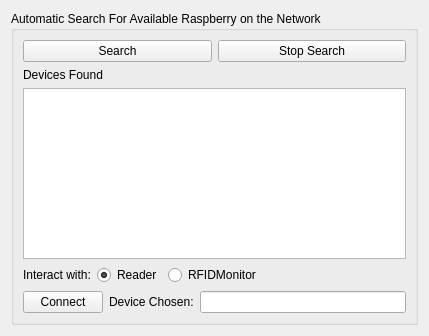
Qt form RFIDMonitorDeskApp/gui/networkconnconfigwidget.ui (CELTAB/rfidmonitor) before a commit.
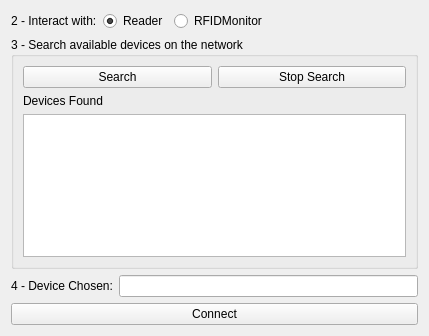
The same form after that commit.

Commit message: Backup purpose. Cleaning branch of other systems: RFIDMonitor, RFIDMonitorDesktop, RFIDReaderSimulator. Now this branch have only RFIDMonitorDeskApp system. On RFIDMonitorDeskApp: New way to use model in ListView of rasps found. Logging of ReaderInteractor is up to date to work with both serial and network communication. A missing part of SerialCommunication about serial settings is now ok.

```diff
--- a/RFIDMonitorDeskApp/gui/networkconnconfigwidget.ui
+++ b/RFIDMonitorDeskApp/gui/networkconnconfigwidget.ui
@@ -14,10 +14,51 @@
    <string>Form</string>
   </property>
   <layout class="QVBoxLayout" name="verticalLayout">
+   <item>
+    <layout class="QHBoxLayout" name="horizontalLayout_2">
+     <item>
+      <widget class="QLabel" name="label">
+       <property name="text">
+        <string>2 - Interact with:</string>
+       </property>
+      </widget>
+     </item>
+     <item>
+      <widget class="QRadioButton" name="rbReaderInteraction">
+       <property name="text">
+        <string>Reader</string>
+       </property>
+       <property name="checked">
+        <bool>true</bool>
+       </property>
+      </widget>
+     </item>
+     <item>
+      <widget class="QRadioButton" name="rbRFIDMonitorInteraction">
+       <property name="text">
+        <string>RFIDMonitor</string>
+       </property>
+      </widget>
+     </item>
+     <item>
+      <spacer name="horizontalSpacer">
+       <property name="orientation">
+        <enum>Qt::Horizontal</enum>
+       </property>
+       <property name="sizeHint" stdset="0">
+        <size>
+         <width>40</width>
+         <height>20</height>
+        </size>
+       </property>
+      </spacer>
+     </item>
+    </layout>
+   </item>
    <item>
     <widget class="QGroupBox" name="groupBox_5">
      <property name="title">
-      <string>Automatic Search For Available Raspberry on the Network</string>
+      <string>3 - Search available devices on the network</string>
      </property>
      <layout class="QVBoxLayout" name="verticalLayout_2">
       <item>
@@ -58,75 +99,34 @@
         </property>
        </widget>
       </item>
-      <item>
-       <layout class="QHBoxLayout" name="horizontalLayout_2">
-        <item>
-         <widget class="QLabel" name="label">
-          <property name="text">
-           <string>Interact with:</string>
-          </property>
-         </widget>
-        </item>
-        <item>
-         <widget class="QRadioButton" name="rbReaderInteraction">
-          <property name="text">
-           <string>Reader</string>
-          </property>
-          <property name="checked">
-           <bool>true</bool>
-          </property>
-         </widget>
-        </item>
-        <item>
-         <widget class="QRadioButton" name="rbRFIDMonitorInteraction">
-          <property name="text">
-           <string>RFIDMonitor</string>
-          </property>
-         </widget>
-        </item>
-        <item>
-         <spacer name="horizontalSpacer">
-          <property name="orientation">
-           <enum>Qt::Horizontal</enum>
-          </property>
-          <property name="sizeHint" stdset="0">
-           <size>
-            <width>40</width>
-            <height>20</height>
-           </size>
-          </property>
-         </spacer>
-        </item>
-       </layout>
-      </item>
-      <item>
-       <layout class="QHBoxLayout" name="horizontalLayout">
-        <item>
-         <widget class="QPushButton" name="btConnectToRasp">
-          <property name="text">
-           <string>Connect</string>
-          </property>
-         </widget>
-        </item>
-        <item>
-         <widget class="QLabel" name="label_11">
-          <property name="text">
-           <string>Device Chosen:</string>
-          </property>
-         </widget>
-        </item>
-        <item>
-         <widget class="QLineEdit" name="leDeviceChosen">
-          <property name="readOnly">
-           <bool>true</bool>
-          </property>
-         </widget>
-        </item>
-       </layout>
-      </item>
      </layout>
     </widget>
    </item>
+   <item>
+    <layout class="QHBoxLayout" name="horizontalLayout">
+     <item>
+      <widget class="QLabel" name="label_11">
+       <property name="text">
+        <string>4 - Device Chosen:</string>
+       </property>
+      </widget>
+     </item>
+     <item>
+      <widget class="QLineEdit" name="leDeviceChosen">
+       <property name="readOnly">
+        <bool>true</bool>
+       </property>
+      </widget>
+     </item>
+    </layout>
+   </item>
+   <item>
+    <widget class="QPushButton" name="btConnectToRasp">
+     <property name="text">
+      <string>Connect</string>
+     </property>
+    </widget>
+   </item>
   </layout>
  </widget>
  <resources/>
```
The commit also changes 100 other files.
